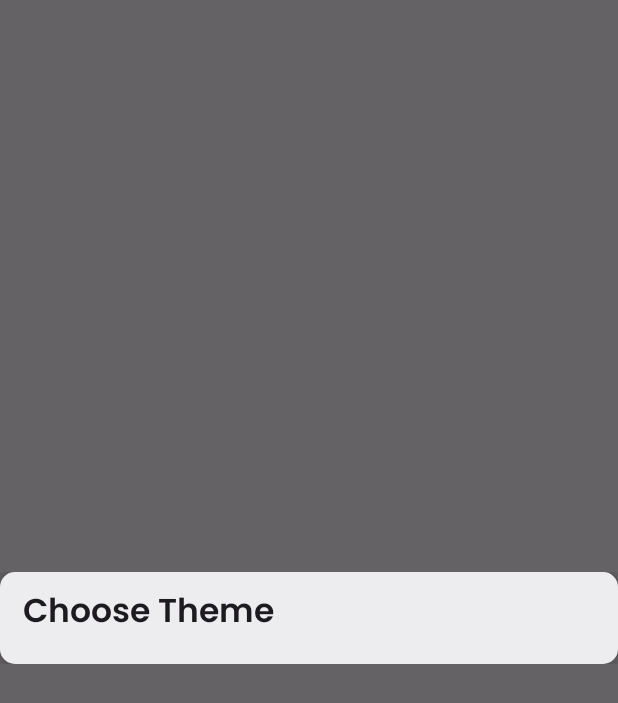
After one commit to Neo-glitch/NeoCalc, an Android app built with Jetpack Compose: the composable AppThemeDialog shown on its own in the app's theme, on a phone screen of 412 x 824 dp. The commit adds this screen. Shown: the top 703 px of the screen. Run offline under Robolectric (Android 15) with nearby library versions, the phone set to English and light mode, and no system bars.

```diff
--- /dev/null
+++ b/app/src/main/java/com/neocalc/neocalc/calculation/presentation/component/AppThemeDialog.kt
@@ -0,0 +1,54 @@
+package com.neocalc.neocalc.calculation.presentation.component
+
+import androidx.compose.foundation.layout.Column
+import androidx.compose.foundation.layout.Spacer
+import androidx.compose.foundation.layout.fillMaxWidth
+import androidx.compose.foundation.layout.padding
+import androidx.compose.foundation.layout.size
+import androidx.compose.foundation.layout.wrapContentHeight
+import androidx.compose.foundation.shape.RoundedCornerShape
+import androidx.compose.material3.Card
+import androidx.compose.material3.CardDefaults
+import androidx.compose.material3.MaterialTheme
+import androidx.compose.material3.Text
+import androidx.compose.runtime.Composable
+import androidx.compose.ui.Modifier
+import androidx.compose.ui.text.font.FontWeight
+import androidx.compose.ui.unit.dp
+import androidx.compose.ui.window.Dialog
+import com.neocalc.neocalc.ui.theme.ExtendedTheme
+
+@Composable
+fun AppThemeDialog(
+	onDismiss: () -> Unit,
+	onConfirm: () -> Unit
+) {
+
+	Dialog(onDismissRequest = onDismiss) {
+		Card(
+			modifier = Modifier
+				.fillMaxWidth()
+				.wrapContentHeight(),
+			shape = RoundedCornerShape(10.dp),
+			elevation = CardDefaults.cardElevation(defaultElevation = 8.dp),
+			colors = CardDefaults.cardColors(containerColor = ExtendedTheme.colors.linkWhiteMediumDarkGrey)
+		) {
+			Column(
+				Modifier.padding(horizontal = 15.dp, vertical = 10.dp)
+			) {
+				Text(
+					"Choose Theme",
+					style = MaterialTheme.typography.titleLarge.copy(
+						fontWeight = FontWeight.SemiBold
+					),
+				)
+
+				Spacer(modifier = Modifier.size(10.dp))
+			}
+
+
+		}
+	}
+
+
+}
```
Also changed, not shown: app/src/main/java/com/neocalc/neocalc/calculation/presentation/CalculatorScreen.kt (+24 -6 lines), app/src/main/java/com/neocalc/neocalc/calculation/presentation/component/RadioGroup.kt (added, +76 -0 lines).
